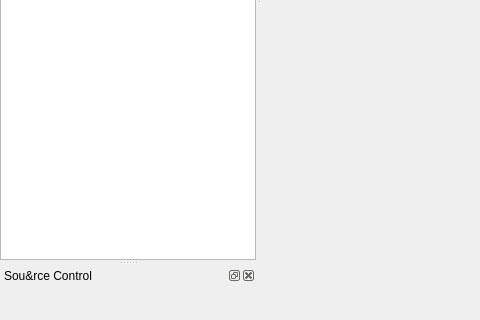
Old version of the form slate/mainwindow.ui in the repository theCheeseboard/theSlate; both pictures show x 0 to 480 and y 382 to 702 of the 974 by 702 pixel window.
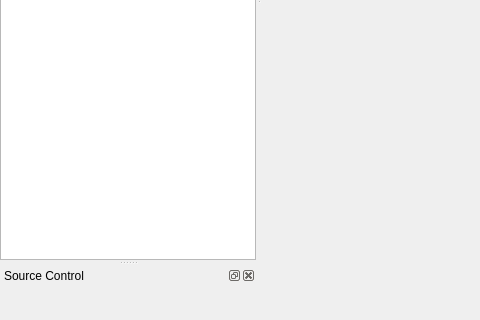
New version of the form. Icons and pictures are not drawn. Custom widgets are drawn as their Qt base class.

```diff
--- a/slate/mainwindow.ui
+++ b/slate/mainwindow.ui
@@ -343,7 +343,7 @@
   </widget>
   <widget class="QDockWidget" name="sourceControlDock">
    <property name="windowTitle">
-    <string>Sou&amp;rce Control</string>
+    <string>Source Control</string>
    </property>
    <attribute name="dockWidgetArea">
     <number>1</number>
```
